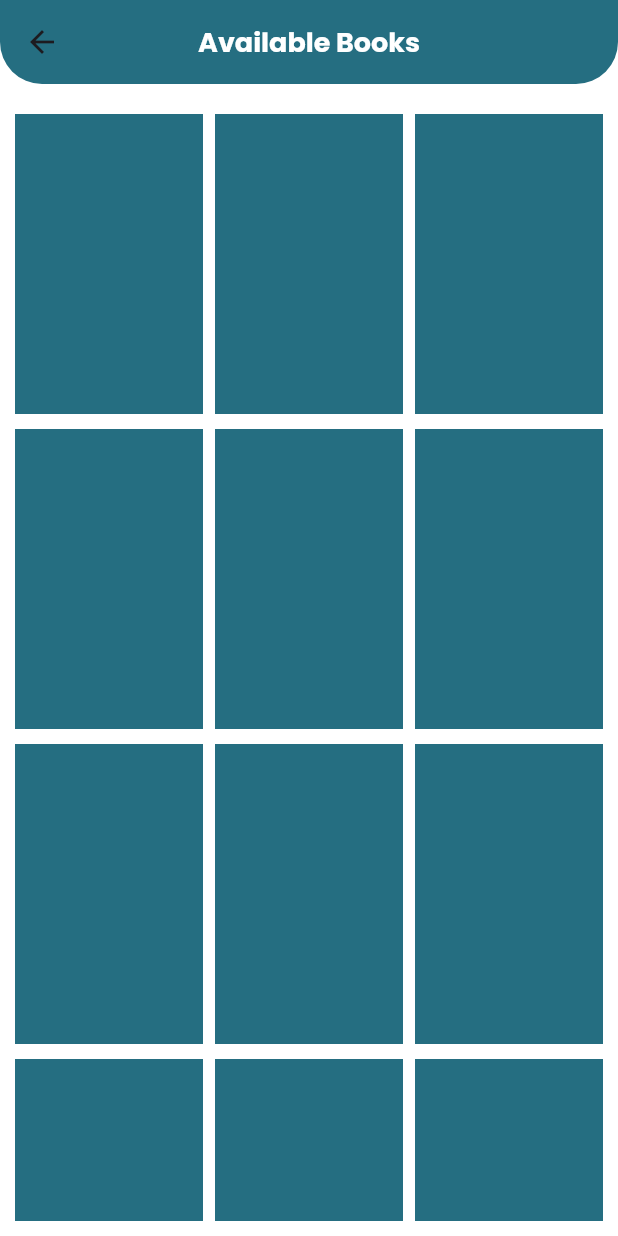
After one commit to akshat407/libraria, a Flutter app: the panels screen opened directly, on a phone screen of 412 x 824 dp. The commit adds this screen. Run offline on Flutter 3.47's test engine with Material 3 defaults, Android fonts, the phone set to English and light mode, and no system bars; our stand-ins replace curved_navigation_bar, get, google_fonts, velocity_x.

Commit message:
panels.dart un home

```diff
--- a/libraria/lib/home/aboutus.dart
+++ b/libraria/lib/home/aboutus.dart
@@ -26,7 +26,7 @@ class aboutus extends StatelessWidget {
           // width: MediaQuery.of(context).size.width,
           alignment: Alignment.center,
           child: Text(
-            "Welcome to the new era:Libraria",
+            "Welcome to the new era 'Libraria'",
             style: TextStyle(
               color: AIColors.primaryColor2,
               fontWeight: FontWeight.bold,
--- /dev/null
+++ b/libraria/lib/home/panels.dart
@@ -0,0 +1,51 @@
+import 'package:flutter/material.dart';
+import 'package:flutter/services.dart';
+import 'package:get/get.dart';
+import 'package:google_fonts/google_fonts.dart';
+import 'package:libraria/utils/color.dart';
+import 'package:velocity_x/velocity_x.dart';
+
+
+class panels extends StatelessWidget {
+  const panels({super.key});
+
+  @override
+  Widget build(BuildContext context) {
+    return  Scaffold(
+      appBar: AppBar(
+        backgroundColor: Colors.transparent,elevation: 0,centerTitle: true,
+        title: Text("Available Books",style: GoogleFonts.poppins(color: Colors.white,fontSize:18,fontWeight: FontWeight.bold),),
+        flexibleSpace: Container(
+          decoration: BoxDecoration(
+            borderRadius: BorderRadius.only(
+              bottomLeft: Radius.circular(28),
+              bottomRight: Radius.circular(28)
+            ),
+            color: AIColors.primaryColor2
+            )
+            )
+      ),
+      backgroundColor: Colors.white,
+      body: Padding(
+        padding: const EdgeInsets.fromLTRB(10,20,10,10),
+        child: GridView.builder(
+        itemCount: 14,
+        scrollDirection: Axis.vertical,
+        gridDelegate: SliverGridDelegateWithFixedCrossAxisCount(
+          mainAxisExtent:200,crossAxisSpacing: 8,mainAxisSpacing: 10,crossAxisCount: 3),
+        itemBuilder: (context, index) {
+          return Container(
+
+            decoration: BoxDecoration(color: AIColors.primaryColor2),
+          );
+        },
+
+
+
+        ),
+        ),
+
+        );
+
+  }
+}
--- a/libraria/lib/login_signup/login/signup_screen.dart
+++ b/libraria/lib/login_signup/login/signup_screen.dart
@@ -4,7 +4,7 @@ import 'package:libraria/home/aboutus.dart';
 import 'package:libraria/home/home.dart';
 import 'package:libraria/login_signup/login/Login.dart';
 import 'package:libraria/login_signup/login/register1.dart';
-import 'package:libraria/news/news_main.dart';
+import 'package:libraria/navbar/news_main.dart';
 
 class loginsignup extends StatelessWidget {
   const loginsignup({super.key});
```
Also changed, not shown: libraria/lib/home/home.dart (+9 -3 lines), libraria/lib/navbar/nav_book.dart (added, +18 -0 lines), libraria/lib/navbar/news_main.dart (renamed from libraria/lib/news/news_main.dart).
